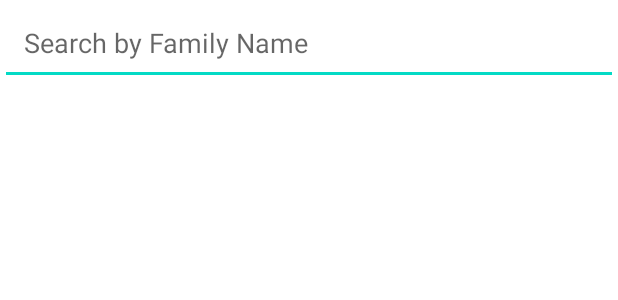
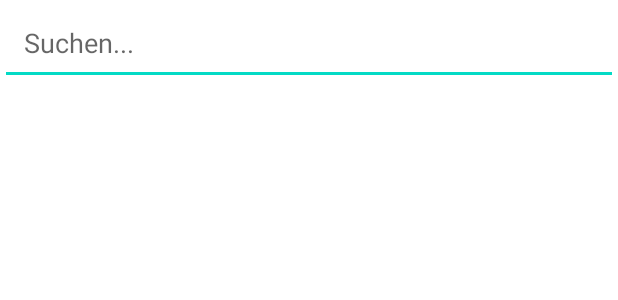
Before and after one commit to cedriic-dev/Android-Formel1, an Android app: the layout activity_main.xml on its own in the app's theme, with its tools: preview values and no code run, on a phone screen of 412 x 824 dp. Shown: the top 300 px of the screen. Run offline under Robolectric (Android 15) with nearby library versions, the phone set to English and light mode, and no system bars.

Commit message:
Changed text of Search Bar

```diff
--- a/app/src/main/res/layout/activity_main.xml
+++ b/app/src/main/res/layout/activity_main.xml
@@ -10,7 +10,7 @@
         android:id="@+id/searchEditText"
         android:layout_width="match_parent"
         android:layout_height="wrap_content"
-        android:hint="Search by Family Name"
+        android:hint="Suchen..."
         android:padding="16dp"
         app:layout_constraintTop_toTopOf="parent"
         app:layout_constraintEnd_toEndOf="parent"
```
